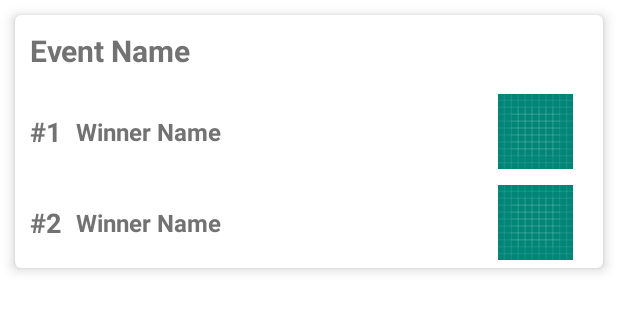
After one commit to shashank1800/Android_App-Utopia-19, an Android app: the layout my_layout_fun.xml on its own in the app's theme, with its tools: preview values and no code run, on a phone screen of 412 x 824 dp. The commit adds this screen. Shown: the top 311 px of the screen. Run offline under Robolectric (Android 15) with nearby library versions, the phone set to English and light mode, and no system bars.

Commit message:
9 commit

```diff
--- a/app/build.gradle
+++ b/app/build.gradle
@@ -34,11 +34,10 @@ dependencies {
     androidTestImplementation 'androidx.test.espresso:espresso-core:3.1.0-alpha4'
     implementation 'com.github.bumptech.glide:glide:4.8.0'
     annotationProcessor 'com.github.bumptech.glide:compiler:4.8.0'
+    implementation 'com.squareup.picasso:picasso:2.71828'
     implementation 'com.android.support:support-compat:28.0.0'
     implementation 'com.github.barteksc:android-pdf-viewer:2.8.2'
     implementation 'de.hdodenhof:circleimageview:2.2.0'
     implementation 'com.google.firebase:firebase-messaging:17.3.4'
-    implementation 'com.github.parse-community.Parse-SDK-Android:parse:1.19.0'
-    implementation 'com.github.parse-community.Parse-SDK-Android:fcm:1.19.0'
 }
 apply plugin: 'com.google.gms.google-services'
--- a/app/src/main/java/com/rnsit/utopia/PostViewObject.java
+++ b/app/src/main/java/com/rnsit/utopia/AdapterObjects/PostViewObject.java
@@ -1,4 +1,4 @@
-package com.rnsit.utopia;
+package com.rnsit.utopia.AdapterObjects;
 
 import java.io.Serializable;
 
--- a/app/src/main/java/com/rnsit/utopia/EndlessRecyclerOnScrollListener.java
+++ b/app/src/main/java/com/rnsit/utopia/Adapters/EndlessRecyclerOnScrollListener.java
@@ -1,4 +1,4 @@
-package com.rnsit.utopia;
+package com.rnsit.utopia.Adapters;
 
 import android.widget.AbsListView;
 
@@ -8,6 +8,8 @@ import com.google.firebase.firestore.DocumentSnapshot;
 import com.google.firebase.firestore.FirebaseFirestore;
 import com.google.firebase.firestore.Query;
 import com.google.firebase.firestore.QuerySnapshot;
+import com.rnsit.utopia.MainActivity;
+import com.rnsit.utopia.AdapterObjects.PostViewObject;
 
 import androidx.annotation.NonNull;
 import androidx.recyclerview.widget.LinearLayoutManager;
--- a/app/src/main/java/com/rnsit/utopia/PostViewAdapter.java
+++ b/app/src/main/java/com/rnsit/utopia/Adapters/PostViewAdapter.java
@@ -1,7 +1,10 @@
-package com.rnsit.utopia;
+package com.rnsit.utopia.Adapters;
 
 import com.bumptech.glide.Glide;
 import com.bumptech.glide.request.RequestOptions;
+import com.rnsit.utopia.MainActivity;
+import com.rnsit.utopia.AdapterObjects.PostViewObject;
+import com.rnsit.utopia.R;
 
 import android.content.Context;
 import androidx.annotation.Nullable;
--- a/app/src/main/java/com/rnsit/utopia/MyFirebaseMessagingService.java
+++ b/app/src/main/java/com/rnsit/utopia/MyFirebaseMessagingService.java
@@ -1,11 +1,9 @@
 package com.rnsit.utopia;
-
 
 import android.util.Log;
 
 import com.google.firebase.messaging.FirebaseMessagingService;
 import com.google.firebase.messaging.RemoteMessage;
-
 public class MyFirebaseMessagingService extends FirebaseMessagingService {
 
     String TAG = "";
--- /dev/null
+++ b/app/src/main/res/layout/my_layout_fun.xml
@@ -0,0 +1,102 @@
+<?xml version="1.0" encoding="utf-8"?>
+<com.google.android.material.card.MaterialCardView
+    xmlns:android="http://schemas.android.com/apk/res/android"
+    android:layout_width="match_parent"
+    android:layout_height="wrap_content"
+    xmlns:app="http://schemas.android.com/apk/res-auto"
+    android:layout_marginLeft="@dimen/dimen_10dp"
+    android:layout_marginTop="@dimen/dimen_10dp"
+    android:layout_marginRight="@dimen/dimen_10dp"
+    app:cardElevation="@dimen/dimen_5dp">
+    <LinearLayout
+        android:layout_width="match_parent"
+        android:layout_height="wrap_content"
+        android:layout_gravity="center"
+        android:orientation="vertical">
+        <TextView
+            android:id="@+id/eventName"
+            android:layout_width="wrap_content"
+            android:layout_height="wrap_content"
+            android:layout_weight="1"
+            android:layout_margin="@dimen/dimen_10dp"
+            android:text="Event Name"
+            android:textColor="@color/postDetailColor"
+            android:textStyle="bold"
+            android:textSize="@dimen/dimen_20sp"
+            android:fontFamily="sans-serif"/>
+        <LinearLayout
+            android:layout_width="match_parent"
+            android:layout_height="wrap_content"
+            android:orientation="vertical">
+            <LinearLayout
+                android:layout_width="match_parent"
+                android:layout_height="wrap_content"
+                android:orientation="horizontal">
+                <TextView
+                    android:layout_width="wrap_content"
+                    android:layout_height="wrap_content"
+                    android:layout_gravity="center"
+                    android:layout_marginLeft="@dimen/dimen_10dp"
+                    android:text="#1"
+                    android:textColor="@color/postDetailColor"
+                    android:textStyle="bold"
+                    android:textSize="@dimen/dimen_18sp"
+                    android:fontFamily="sans-serif"/>
+                <TextView
+                    android:id="@+id/firstName"
+                    android:layout_width="@dimen/dimen_0dp"
+                    android:layout_height="wrap_content"
+                    android:layout_weight="1"
+                    android:layout_gravity="center"
+                    android:layout_marginLeft="@dimen/dimen_10dp"
+                    android:text="Winner Name"
+                    android:textColor="@color/postDetailColor"
+                    android:textStyle="bold"
+                    android:textSize="@dimen/dimen_16sp"
+                    android:fontFamily="sans-serif"/>
+                <ImageView
+                    android:layout_width="@dimen/dimen_50dp"
+                    android:layout_height="@dimen/dimen_50dp"
+                    android:src="@drawable/ic_launcher_background"
+                    android:layout_marginRight="@dimen/dimen_20dp"
+                    android:layout_marginTop="@dimen/dimen_5dp"
+                    android:layout_marginBottom="@dimen/dimen_5dp"/>
+            </LinearLayout>
+
+            <LinearLayout
+                android:layout_width="match_parent"
+                android:layout_height="wrap_content"
+                android:orientation="horizontal">
+                <TextView
+                    android:layout_width="wrap_content"
+                    android:layout_height="wrap_content"
+                    android:layout_gravity="center"
+                    android:layout_marginLeft="@dimen/dimen_10dp"
+                    android:text="#2"
+                    android:textColor="@color/postDetailColor"
+                    android:textStyle="bold"
+                    android:textSize="@dimen/dimen_18sp"
+                    android:fontFamily="sans-serif"/>
+                <TextView
+                    android:id="@+id/secondName"
+                    android:layout_width="@dimen/dimen_0dp"
+                    android:layout_height="wrap_content"
+                    android:layout_weight="1"
+                    android:layout_gravity="center"
+                    android:layout_marginLeft="@dimen/dimen_10dp"
+                    android:text="Winner Name"
+                    android:textColor="@color/postDetailColor"
+                    android:textStyle="bold"
+                    android:textSize="@dimen/dimen_16sp"
+                    android:fontFamily="sans-serif"/>
+                <ImageView
+                    android:layout_width="@dimen/dimen_50dp"
+                    android:layout_height="@dimen/dimen_50dp"
+                    android:src="@drawable/ic_launcher_background"
+                    android:layout_marginRight="@dimen/dimen_20dp"
+                    android:layout_marginTop="@dimen/dimen_5dp"
+                    android:layout_marginBottom="@dimen/dimen_5dp"/>
+            </LinearLayout>
+        </LinearLayout>
+    </LinearLayout>
+</com.google.android.material.card.MaterialCardView>
--- a/app/src/main/res/layout/my_layout_postview.xml
+++ b/app/src/main/res/layout/my_layout_postview.xml
@@ -6,13 +6,11 @@
     android:layout_marginLeft="@dimen/dimen_10dp"
     android:layout_marginTop="@dimen/dimen_10dp"
     android:layout_marginRight="@dimen/dimen_10dp">
-
     <LinearLayout
         android:layout_width="match_parent"
         android:layout_height="wrap_content"
         android:layout_gravity="center"
         android:orientation="vertical">
-
         <ImageView
             android:id="@+id/imagePostIV"
             android:layout_width="match_parent"
@@ -22,7 +20,6 @@
             android:layout_gravity="center"
             android:layout_margin="@dimen/dimen_5dp"
             android:src="@drawable/ic_launcher_background"/>
-
         <LinearLayout
             android:layout_width="match_parent"
             android:layout_height="wrap_content"
@@ -50,7 +47,5 @@
                 android:textSize="@dimen/dimen_14sp"
                 android:fontFamily="sans-serif"/>
         </LinearLayout>
-
     </LinearLayout>
-
 </com.google.android.material.card.MaterialCardView>
--- a/app/src/main/res/values/dimens.xml
+++ b/app/src/main/res/values/dimens.xml
@@ -19,4 +19,5 @@
     <dimen name="dimen_16sp">16sp</dimen>
     <dimen name="dimen_14sp">14sp</dimen>
     <dimen name="dimen_150dp">150dp</dimen>
+    <dimen name="dimen_0dp">0dp</dimen>
 </resources>
--- a/app/src/main/res/values/strings.xml
+++ b/app/src/main/res/values/strings.xml
@@ -3,6 +3,6 @@
 
     <string name="navigation_drawer_open">Open navigation drawer</string>
     <string name="navigation_drawer_close">Close navigation drawer</string>
+    <string name="shared_preference_key">com.rnsit.utopia</string>
 
-    <string name="shared_preference_key">com.rnsit.utopia</string>
 </resources>
```
Also changed, not shown: app/src/main/AndroidManifest.xml (+5 -3 lines), app/src/main/java/com/rnsit/utopia/AdapterObjects/FunObject.java (added, +56 -0 lines), app/src/main/java/com/rnsit/utopia/AdapterObjects/SportsObject.java (added, +56 -0 lines), app/src/main/java/com/rnsit/utopia/AdapterObjects/TechObject.java (added, +38 -0 lines), app/src/main/java/com/rnsit/utopia/Adapters/FunViewAdapter.java (added, +63 -0 lines), app/src/main/java/com/rnsit/utopia/MainActivity.java (+5 -3 lines), app/src/main/java/com/rnsit/utopia/Results.java (+64 -18 lines), app/src/main/res/layout/activity_results.xml (+9 -4 lines), app/src/main/res/layout/my_layout_sports.xml (added, +80 -0 lines), app/src/main/res/layout/my_layout_tech.xml (added, +55 -0 lines), app/src/main/res/menu/bottom_nav_icons.xml (+5 -5 lines).
